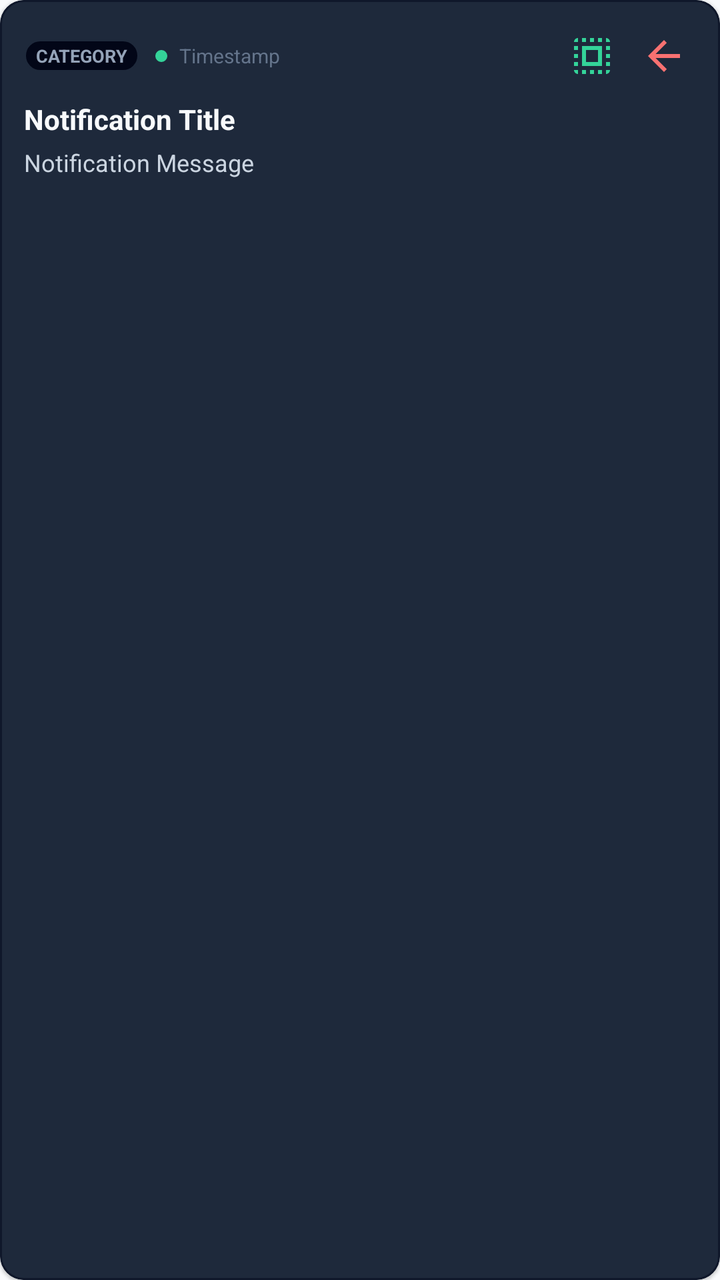
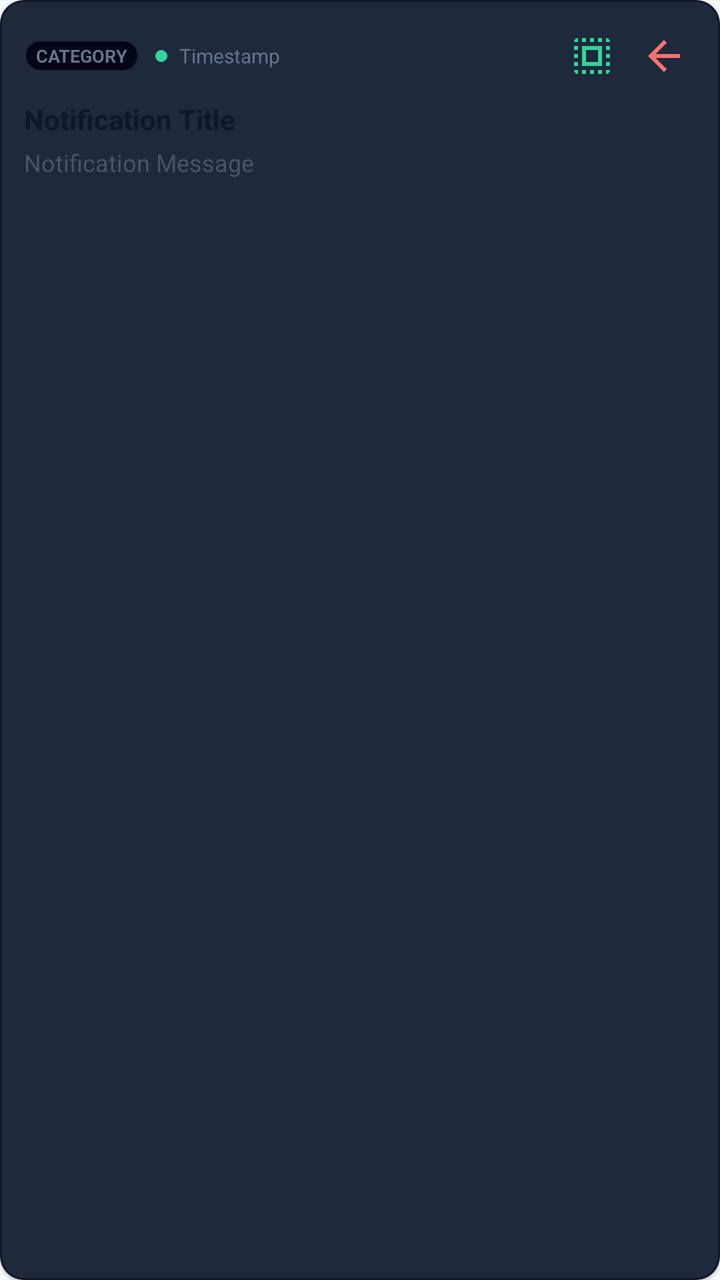

Screens rendered from an Android XML layout before and after an edit, with the pre-edit source and the edit as a unified diff.
<!-- AndroidManifest.xml: application theme AppTheme -->
<!-- res/layout/item_notification.xml -->
<?xml version="1.0" encoding="utf-8"?>
<com.google.android.material.card.MaterialCardView xmlns:android="http://schemas.android.com/apk/res/android"
    xmlns:app="http://schemas.android.com/apk/res-auto"
    android:id="@+id/cardNotification"
    android:layout_width="match_parent"
    android:layout_height="wrap_content"
    android:layout_marginBottom="8dp"
    app:cardBackgroundColor="#1e293b"
    app:cardCornerRadius="12dp"
    app:strokeWidth="1dp"
    app:strokeColor="#0f172a">

    <LinearLayout
        android:layout_width="match_parent"
        android:layout_height="wrap_content"
        android:orientation="vertical"
        android:padding="12dp">

        <LinearLayout
            android:layout_width="match_parent"
            android:layout_height="wrap_content"
            android:orientation="horizontal"
            android:gravity="center_vertical"
            android:layout_marginBottom="6dp">

            <TextView
                android:id="@+id/tvCategory"
                android:layout_width="wrap_content"
                android:layout_height="wrap_content"
                android:background="@drawable/bg_spinner"
                android:paddingStart="6dp"
                android:paddingEnd="6dp"
                android:paddingTop="2dp"
                android:paddingBottom="2dp"
                android:text="CATEGORY"
                android:textColor="#94a3b8"
                android:textSize="9sp"
                android:textStyle="bold"
                android:textAllCaps="true"
                android:layout_marginEnd="8dp"/>

            <View
                android:id="@+id/viewUnreadDot"
                android:layout_width="6dp"
                android:layout_height="6dp"
                android:background="@drawable/bg_unread_dot"
                android:layout_marginEnd="6dp" />

            <TextView
                android:id="@+id/tvTimestamp"
                android:layout_width="0dp"
                android:layout_height="wrap_content"
                android:layout_weight="1"
                android:text="Timestamp"
                android:textColor="#64748b"
                android:textSize="10sp" />

            <ImageButton
                android:id="@+id/btnMarkRead"
                android:layout_width="32dp"
                android:layout_height="32dp"
                android:src="?attr/actionModeSelectAllDrawable"
                android:background="?attr/selectableItemBackgroundBorderless"
                app:tint="#34d399"
                android:contentDescription="Mark Read"
                android:layout_marginEnd="4dp" />

            <ImageButton
                android:id="@+id/btnDelete"
                android:layout_width="32dp"
                android:layout_height="32dp"
                android:src="?attr/actionModeCloseDrawable"
                android:background="?attr/selectableItemBackgroundBorderless"
                app:tint="#f87171"
                android:contentDescription="Delete" />
        </LinearLayout>

        <TextView
            android:id="@+id/tvTitle"
            android:layout_width="wrap_content"
            android:layout_height="wrap_content"
            android:text="Notification Title"
            android:textColor="#f8fafc"
            android:textSize="14sp"
            android:textStyle="bold"
            android:layout_marginBottom="4dp" />

        <TextView
            android:id="@+id/tvMessage"
            android:layout_width="wrap_content"
            android:layout_height="wrap_content"
            android:text="Notification Message"
            android:textColor="#cbd5e1"
            android:textSize="12sp"
            android:lineSpacingExtra="2dp" />

    </LinearLayout>
</com.google.android.material.card.MaterialCardView>
<!-- resources referenced by this layout -->
<resources>
  <!-- drawable bg_spinner (drawable) -->
  <?xml version="1.0" encoding="utf-8"?>
  <shape xmlns:android="http://schemas.android.com/apk/res/android">
      <solid android:color="#020617"/>
      <stroke android:width="1dp" android:color="#1e293b"/>
      <corners android:radius="8dp"/>
  </shape>
  <!-- drawable bg_unread_dot (drawable) -->
  <?xml version="1.0" encoding="utf-8"?>
  <shape xmlns:android="http://schemas.android.com/apk/res/android"
      android:shape="oval">
      <solid android:color="#34d399" />
  </shape>
  <style name="AppTheme" parent="Theme.MaterialComponents.DayNight.NoActionBar">
          <item name="colorPrimary">@color/colorPrimary</item>
          <item name="colorPrimaryDark">@color/colorPrimaryDark</item>
          <item name="colorAccent">@color/colorAccent</item>
          <item name="android:windowBackground">@color/colorBackground</item>
          <item name="android:statusBarColor">@color/colorBackground</item>
          <item name="android:navigationBarColor">@color/colorBottomNav</item>
          <item name="android:textColorPrimary">@color/colorTextPrimary</item>
          <item name="android:textColorSecondary">@color/colorTextSecondary</item>
          <item name="elevationOverlayEnabled">false</item>
      </style>
  <color name="colorPrimary">#059669</color>
  <color name="colorPrimaryDark">#047857</color>
  <color name="colorAccent">#10B981</color>
  <color name="colorBackground">#F8FAFC</color>
  <color name="colorBottomNav">#FFFFFF</color>
  <color name="colorTextPrimary">#0F172A</color>
  <color name="colorTextSecondary">#475569</color>
</resources>

<!-- the commit's change to res/layout/item_notification.xml (unified diff, before → after) -->
@@ -33,7 +33,7 @@
                 android:paddingTop="2dp"
                 android:paddingBottom="2dp"
                 android:text="CATEGORY"
-                android:textColor="#94a3b8"
+                android:textColor="@color/colorTextMuted"
                 android:textSize="9sp"
                 android:textStyle="bold"
                 android:textAllCaps="true"
@@ -52,7 +52,7 @@
                 android:layout_height="wrap_content"
                 android:layout_weight="1"
                 android:text="Timestamp"
-                android:textColor="#64748b"
+                android:textColor="@color/colorTextMuted"
                 android:textSize="10sp" />
 
             <ImageButton
@@ -80,7 +80,7 @@
             android:layout_width="wrap_content"
             android:layout_height="wrap_content"
             android:text="Notification Title"
-            android:textColor="#f8fafc"
+            android:textColor="@color/colorTextPrimary"
             android:textSize="14sp"
             android:textStyle="bold"
             android:layout_marginBottom="4dp" />
@@ -90,7 +90,7 @@
             android:layout_width="wrap_content"
             android:layout_height="wrap_content"
             android:text="Notification Message"
-            android:textColor="#cbd5e1"
+            android:textColor="@color/colorTextSecondary"
             android:textSize="12sp"
             android:lineSpacingExtra="2dp" />
 
<!-- resource entries referenced after the edit -->
@@ -1,5 +1,6 @@
 <!-- resources referenced by this layout -->
 <resources>
+  <color name="colorTextMuted">#64748B</color>
   <!-- drawable bg_spinner (drawable) -->
   <?xml version="1.0" encoding="utf-8"?>
   <shape xmlns:android="http://schemas.android.com/apk/res/android">
